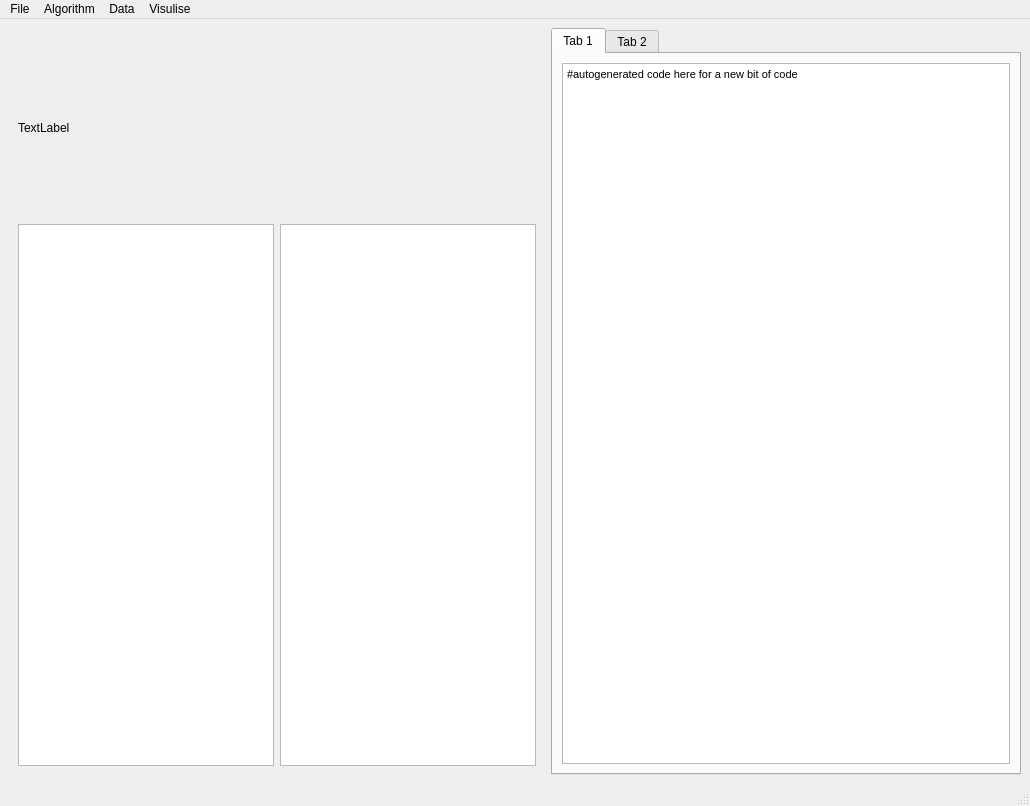
Old version of the form GUI.ui in the repository EdwardStables/Algorithmic-Trading-Prototype.
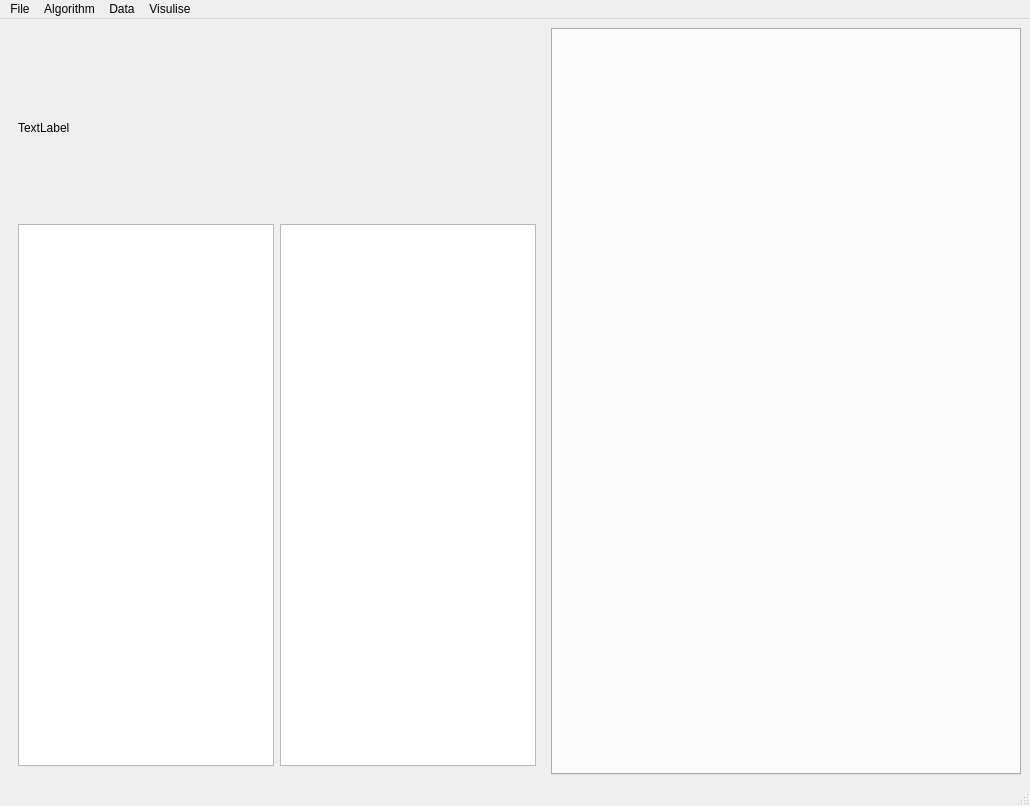
New version of the form.

The edit to the form file:
```diff
--- a/GUI.ui
+++ b/GUI.ui
@@ -44,33 +44,12 @@
     </item>
     <item>
      <widget class="QTabWidget" name="ide_tabs">
+      <property name="tabShape">
+       <enum>QTabWidget::Rounded</enum>
+      </property>
       <property name="currentIndex">
        <number>0</number>
       </property>
-      <widget class="QWidget" name="tab">
-       <attribute name="title">
-        <string>Tab 1</string>
-       </attribute>
-       <layout class="QGridLayout" name="gridLayout">
-        <item row="0" column="1">
-         <widget class="QTextEdit" name="ide_screen">
-          <property name="html">
-           <string>&lt;!DOCTYPE HTML PUBLIC &quot;-//W3C//DTD HTML 4.0//EN&quot; &quot;http://www.w3.org/TR/REC-html40/strict.dtd&quot;&gt;
-&lt;html&gt;&lt;head&gt;&lt;meta name=&quot;qrichtext&quot; content=&quot;1&quot; /&gt;&lt;style type=&quot;text/css&quot;&gt;
-p, li { white-space: pre-wrap; }
-&lt;/style&gt;&lt;/head&gt;&lt;body style=&quot; font-family:'MS Shell Dlg 2'; font-size:8.25pt; font-weight:400; font-style:normal;&quot;&gt;
-&lt;p style=&quot; margin-top:0px; margin-bottom:0px; margin-left:0px; margin-right:0px; -qt-block-indent:0; text-indent:0px;&quot;&gt;&lt;span style=&quot; font-size:8pt;&quot;&gt;#autogenerated code here for a new bit of code&lt;/span&gt;&lt;/p&gt;
-&lt;p style=&quot;-qt-paragraph-type:empty; margin-top:0px; margin-bottom:0px; margin-left:0px; margin-right:0px; -qt-block-indent:0; text-indent:0px; font-size:8pt;&quot;&gt;&lt;br /&gt;&lt;/p&gt;&lt;/body&gt;&lt;/html&gt;</string>
-          </property>
-         </widget>
-        </item>
-       </layout>
-      </widget>
-      <widget class="QWidget" name="tab_2">
-       <attribute name="title">
-        <string>Tab 2</string>
-       </attribute>
-      </widget>
      </widget>
     </item>
    </layout>
```
Left out of the diff: 16 changed lines with no effect on the pictures.
